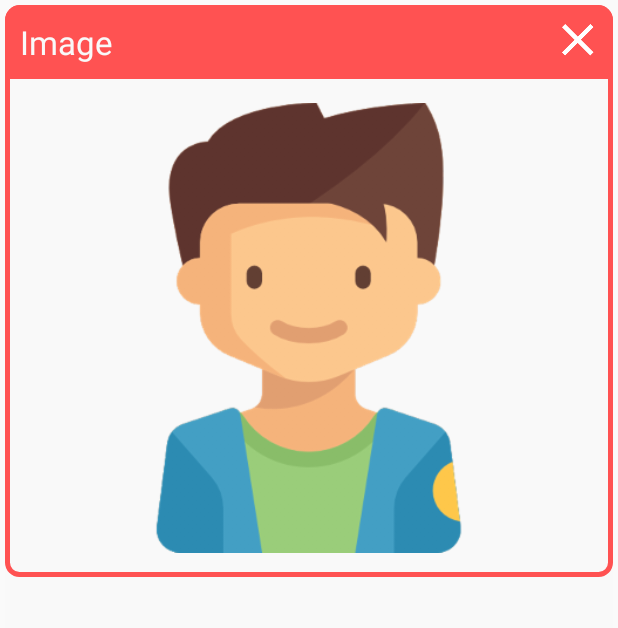
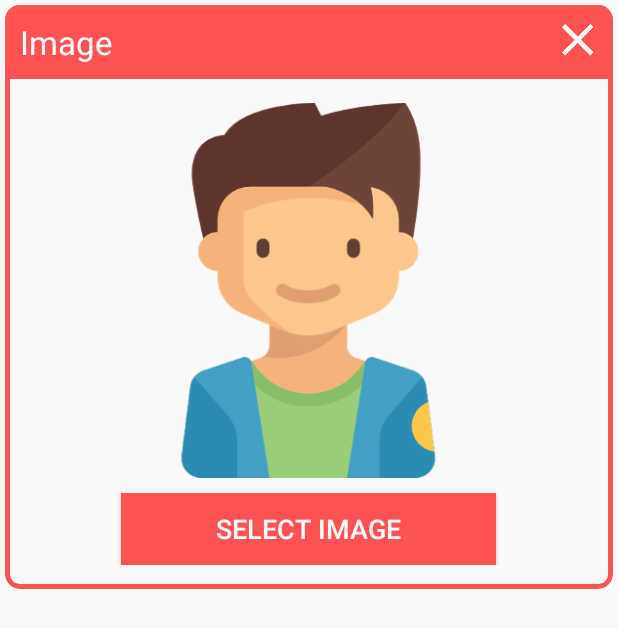
Before and after one commit to deshario/Cloud-BloodBank, an Android app: the layout dialog_image.xml on its own in the app's theme, with its tools: preview values and no code run, on a phone screen of 412 x 824 dp. Shown: the top 628 px of the screen. Run offline under Robolectric (Android 15) with nearby library versions, the phone set to English and light mode, and no system bars; plain views replace CircularImageView.

Commit message:
Request Layout Updated !

```diff
--- a/app/src/main/AndroidManifest.xml
+++ b/app/src/main/AndroidManifest.xml
@@ -1,6 +1,8 @@
 <?xml version="1.0" encoding="utf-8"?>
 <manifest xmlns:android="http://schemas.android.com/apk/res/android"
     package="cloud.deshario.bloodbank">
+
+    <uses-permission android:name="android.permission.WRITE_EXTERNAL_STORAGE"/>
 
     <application
         android:allowBackup="true"
--- a/app/src/main/java/cloud/deshario/bloodbank/Fragments/Timeline_Frag.java
+++ b/app/src/main/java/cloud/deshario/bloodbank/Fragments/Timeline_Frag.java
@@ -15,6 +15,7 @@ import android.view.View;
 import android.view.ViewGroup;
 import android.view.animation.AnimationUtils;
 import android.view.animation.LayoutAnimationController;
+import android.widget.Button;
 import android.widget.ImageButton;
 import android.widget.LinearLayout;
 import android.widget.TextView;
@@ -101,6 +102,8 @@ public class Timeline_Frag extends Fragment {
         dialog.show();
         dialog.getWindow().setBackgroundDrawableResource(android.R.color.transparent);
 
+        Button img_btn = (Button)view.findViewById(R.id.select_image);
+        img_btn.setVisibility(View.GONE);
         final TextView title = (TextView)view.findViewById(R.id.img_title);
         title.setText(requester.getRequester_reason());
         ImageButton img = (ImageButton)view.findViewById(R.id.close_modal);
--- a/app/src/main/res/layout/dialog_image.xml
+++ b/app/src/main/res/layout/dialog_image.xml
@@ -1,9 +1,9 @@
-<android.support.v7.widget.CardView
-    xmlns:android="http://schemas.android.com/apk/res/android"
+<android.support.v7.widget.CardView xmlns:android="http://schemas.android.com/apk/res/android"
     xmlns:card_view="http://schemas.android.com/apk/res-auto"
+    xmlns:app="http://schemas.android.com/apk/res-auto"
     android:id="@+id/card_view"
     android:layout_width="match_parent"
-    android:layout_height="match_parent"
+    android:layout_height="wrap_content"
     card_view:cardBackgroundColor="@color/default_bootstrap"
     card_view:cardCornerRadius="10dp"
     card_view:cardElevation="0dp"
@@ -56,13 +56,38 @@
             android:padding="16dp"
             android:gravity="center">
 
+            <!--<com.mikhaellopez.circularimageview.CircularImageView-->
+                <!--android:id="@+id/cir_img"-->
+                <!--android:layout_width="250dp"-->
+                <!--android:layout_height="250dp"-->
+                <!--android:src="@drawable/user_male"-->
+                <!--android:visibility="visible"-->
+                <!--app:civ_border_color="@color/material_red"-->
+                <!--app:civ_border_width="4dp"-->
+                <!--app:civ_shadow="true"-->
+                <!--app:civ_shadow_radius="10"-->
+                <!--app:civ_shadow_color="#8BC34A"/>-->
+
+
             <ImageView
-                android:layout_width="300dp"
-                android:layout_height="300dp"
+                android:layout_width="250dp"
+                android:layout_height="250dp"
                 android:src="@drawable/user_male"/>
+
+            <Button
+                android:id="@+id/select_image"
+                android:layout_width="250dp"
+                android:layout_height="wrap_content"
+                android:layout_marginTop="10dp"
+                android:background="@color/material_red"
+                android:text="Select Image"
+                android:textColor="@color/default_bootstrap"
+                android:textSize="18sp" />
+
 
         </LinearLayout>
 
     </LinearLayout>
 
+
 </android.support.v7.widget.CardView>
```
Also changed, not shown: app/src/main/java/cloud/deshario/bloodbank/Fragments/NewRequest_Frag.java (+146 -7 lines), app/src/main/res/layout/new_request.xml (+16 -4 lines), app/src/main/res/drawable-hdpi/ic_insert_photo_white_24dp.png (added), app/src/main/res/drawable-mdpi/ic_insert_photo_white_24dp.png (added), app/src/main/res/drawable-xhdpi/ic_insert_photo_white_24dp.png (added), app/src/main/res/drawable-xxhdpi/ic_insert_photo_white_24dp.png (added), app/src/main/res/drawable-xxxhdpi/ic_insert_photo_white_24dp.png (added).
